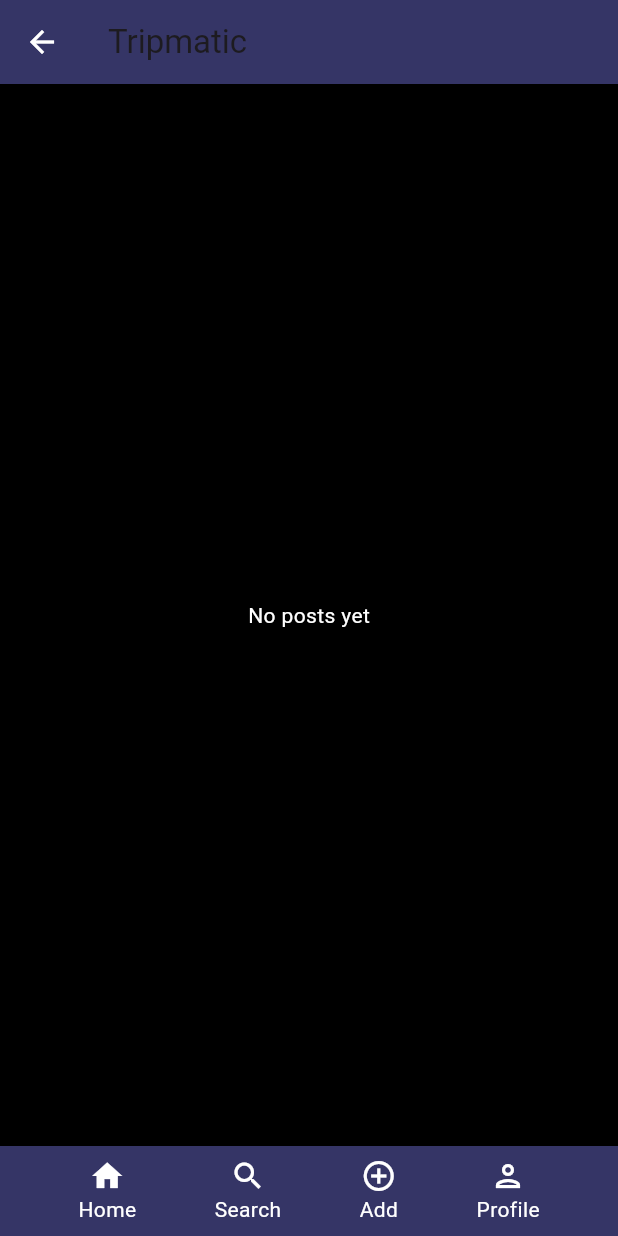
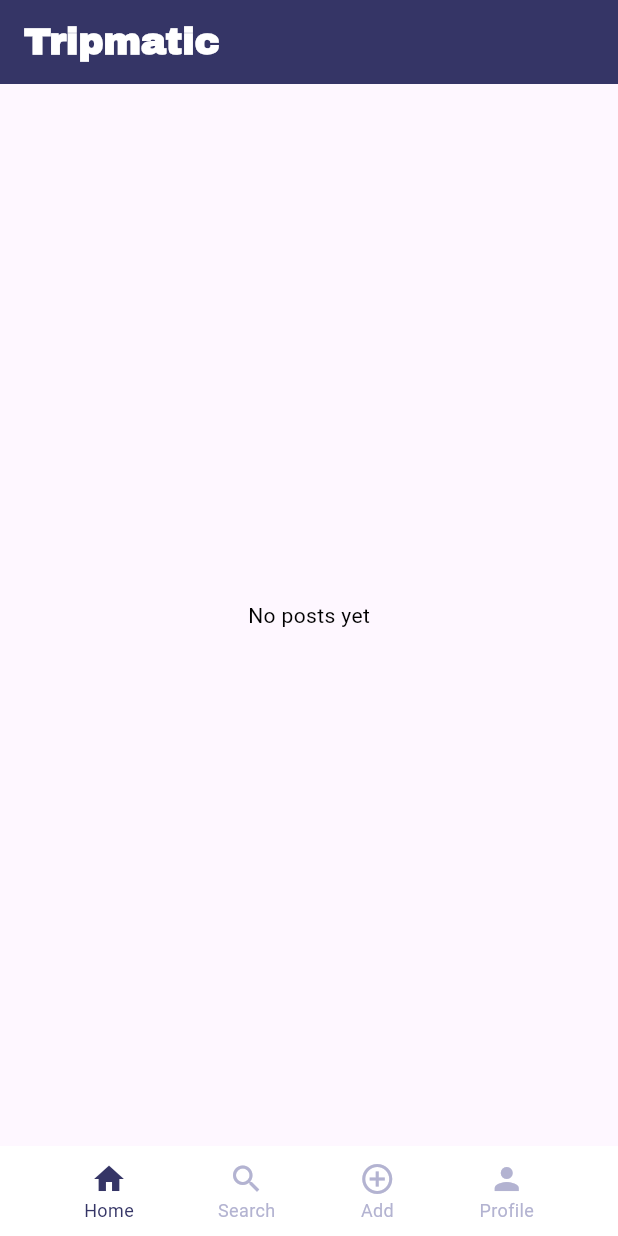
Before and after one commit to louisivannn/FlutterTravelApp, a Flutter app: the HomeScreen screen opened directly, on a phone screen of 412 x 824 dp. Run offline on Flutter 3.47's test engine with Material 3 defaults, Android fonts, the phone set to English and light mode, and no system bars; our stand-ins replace image_picker.

Commit message:
Seperated bottom navbar dart and added back buttons

```diff
--- /dev/null
+++ b/lib/bottom_navbar.dart
@@ -0,0 +1,63 @@
+import 'package:flutter/material.dart';
+
+class BottomNavBar extends StatelessWidget {
+  final int selectedIndex;
+  final Function(int) onTabTapped;
+
+  const BottomNavBar({
+    Key? key,
+    required this.selectedIndex,
+    required this.onTabTapped,
+  }) : super(key: key);
+
+  @override
+  Widget build(BuildContext context) {
+    return Container(
+      decoration: const BoxDecoration(
+        color: Colors.white,
+        border: Border(
+          top: BorderSide(
+            color: Colors.white10, // Top black border
+            width: 1.0,
+          ),
+        ),
+      ),
+      height: 60,
+      child: Row(
+        mainAxisAlignment: MainAxisAlignment.spaceEvenly,
+        children: [
+          _buildTabIcon(Icons.home, "Home", 0),
+          _buildTabIcon(Icons.search, "Search", 1),
+          _buildTabIcon(Icons.add_circle_outline, "Add", 2),
+          _buildTabIcon(Icons.person, "Profile", 3),
+        ],
+      ),
+    );
+  }
+
+  Widget _buildTabIcon(IconData icon, String label, int index) {
+    final bool isSelected = selectedIndex == index;
+    final Color selectedColor = const Color(0xFF353566);
+    final Color unselectedColor = const Color(0xFFB3B3D1);
+
+    return GestureDetector(
+      onTap: () => onTabTapped(index),
+      child: Column(
+        mainAxisSize: MainAxisSize.min,
+        children: [
+          Icon(
+            icon,
+            color: isSelected ? selectedColor : unselectedColor,
+          ),
+          Text(
+            label,
+            style: TextStyle(
+              color: isSelected ? selectedColor : unselectedColor,
+              fontSize: 12,
+            ),
+          ),
+        ],
+      ),
+    );
+  }
+}
--- a/lib/home_screen.dart
+++ b/lib/home_screen.dart
@@ -1,8 +1,11 @@
 import 'dart:io';
 import 'package:flutter/material.dart';
-import 'package:final_proj/trip_post_model.dart';
-import 'package:final_proj/trip_carousel_screen.dart';
+import 'package:final_proj/bottom_navbar.dart';
 import 'profile.dart';
+import 'search_page.dart';
+import 'add_trip_screen.dart';
+import 'trip_post_model.dart';
+import 'trip_carousel_screen.dart';
 
 class HomeScreen extends StatefulWidget {
   const HomeScreen({super.key});
@@ -14,6 +17,7 @@ class HomeScreen extends StatefulWidget {
 class _HomeScreenState extends State<HomeScreen> {
   late PageController _pageController;
   double _currentPage = 0;
+  int _selectedIndex = 0;
 
   @override
   void initState() {
@@ -32,25 +36,42 @@ class _HomeScreenState extends State<HomeScreen> {
     super.dispose();
   }
 
+  void _onTabTapped(int index) {
+    if (index == _selectedIndex) return;
+
+    if (index == 0) {
+      // Already on HomeScreen, do nothing
+    } else if (index == 1) {
+      Navigator.pushReplacement(context, MaterialPageRoute(builder: (_) => const SearchPage()));
+    } else if (index == 2) {
+      Navigator.pushReplacement(context, MaterialPageRoute(builder: (_) => const AddTripScreen()));
+    } else if (index == 3) {
+      Navigator.pushReplacement(context, MaterialPageRoute(builder: (_) => const ProfileScreen()));
+    }
+
+    setState(() {
+      _selectedIndex = index;
+    });
+  }
+
   @override
   Widget build(BuildContext context) {
     return Scaffold(
-      backgroundColor: Colors.black,
+
       appBar: AppBar(
-        leading: IconButton(
-          icon: const Icon(Icons.arrow_back, color: Colors.white),
-          onPressed: () {
-            Navigator.push(
-              context,
-              MaterialPageRoute(builder: (_) => const ProfileScreen()),
-            );
-          },
+        title: const Text(
+          "Tripmatic",
+          style: TextStyle(
+            fontFamily: 'ArchivoBlack',
+            fontWeight: FontWeight.bold,
+            color: Colors.white,
+            fontSize: 25,
+          ),
         ),
-        title: const Text("Tripmatic"),
         backgroundColor: const Color(0xFF353566),
       ),
       body: localTripPosts.isEmpty
-          ? const Center(child: Text("No posts yet", style: TextStyle(color: Colors.white)))
+          ? const Center(child: Text("No posts yet", style: TextStyle(color: Colors.black)))
           : Column(
         children: [
           Expanded(
@@ -107,7 +128,6 @@ class _HomeScreenState extends State<HomeScreen> {
                                   ),
                                 ),
                               ),
-                              // Username and avatar
                               Positioned(
                                 top: 15,
                                 left: 15,
@@ -129,7 +149,6 @@ class _HomeScreenState extends State<HomeScreen> {
                                   ],
                                 ),
                               ),
-                              // Trip title
                               Positioned(
                                 bottom: 70,
                                 left: 20,
@@ -143,7 +162,6 @@ class _HomeScreenState extends State<HomeScreen> {
                                   ),
                                 ),
                               ),
-                              // Like and comment icons
                               Positioned(
                                 bottom: 20,
                                 left: 20,
@@ -165,7 +183,6 @@ class _HomeScreenState extends State<HomeScreen> {
               },
             ),
           ),
-          // Page indicator dots
           Row(
             mainAxisAlignment: MainAxisAlignment.center,
             children: List.generate(localTripPosts.length, (index) {
@@ -183,43 +200,9 @@ class _HomeScreenState extends State<HomeScreen> {
           ),
         ],
       ),
-      bottomNavigationBar: BottomAppBar(
-        height: 60,
-        padding: const EdgeInsets.symmetric(vertical: 5),
-        color: const Color(0xFF353566),
-        child: Row(
-          mainAxisAlignment: MainAxisAlignment.spaceEvenly,
-          children: const [
-            Column(
-              mainAxisSize: MainAxisSize.min,
-              children: [
-                Icon(Icons.home, color: Colors.white),
-                Text("Home", style: TextStyle(color: Colors.white)),
-              ],
-            ),
-            Column(
-              mainAxisSize: MainAxisSize.min,
-              children: [
-                Icon(Icons.search, color: Colors.white),
-                Text("Search", style: TextStyle(color: Colors.white)),
-              ],
-            ),
-            Column(
-              mainAxisSize: MainAxisSize.min,
-              children: [
-                Icon(Icons.add_circle_outline, color: Colors.white),
-                Text("Add", style: TextStyle(color: Colors.white)),
-              ],
-            ),
-            Column(
-              mainAxisSize: MainAxisSize.min,
-              children: [
-                Icon(Icons.person_outlined, color: Colors.white),
-                Text("Profile", style: TextStyle(color: Colors.white)),
-              ],
-            ),
-          ],
-        ),
+      bottomNavigationBar: BottomNavBar(
+        selectedIndex: _selectedIndex,
+        onTabTapped: _onTabTapped,
       ),
     );
   }
--- a/lib/main.dart
+++ b/lib/main.dart
@@ -16,7 +16,11 @@ class MyApp extends StatelessWidget {
       title: 'Tripmatic',
       debugShowCheckedModeBanner: false,
       theme: ThemeData(primarySwatch: Colors.deepPurple),
-      home: const ProfileScreen(),
+      initialRoute: '/profile',     // starting route
+      routes: {
+        '/profile': (context) => const ProfileScreen(),
+      },
     );
   }
+
 }
```
Also changed, not shown: lib/add_trip_screen.dart (+15 -3 lines), lib/editprofile.dart (+37 -27 lines), lib/profile.dart (+15 -32 lines), lib/search_page.dart (+41 -15 lines), pubspec.lock.
